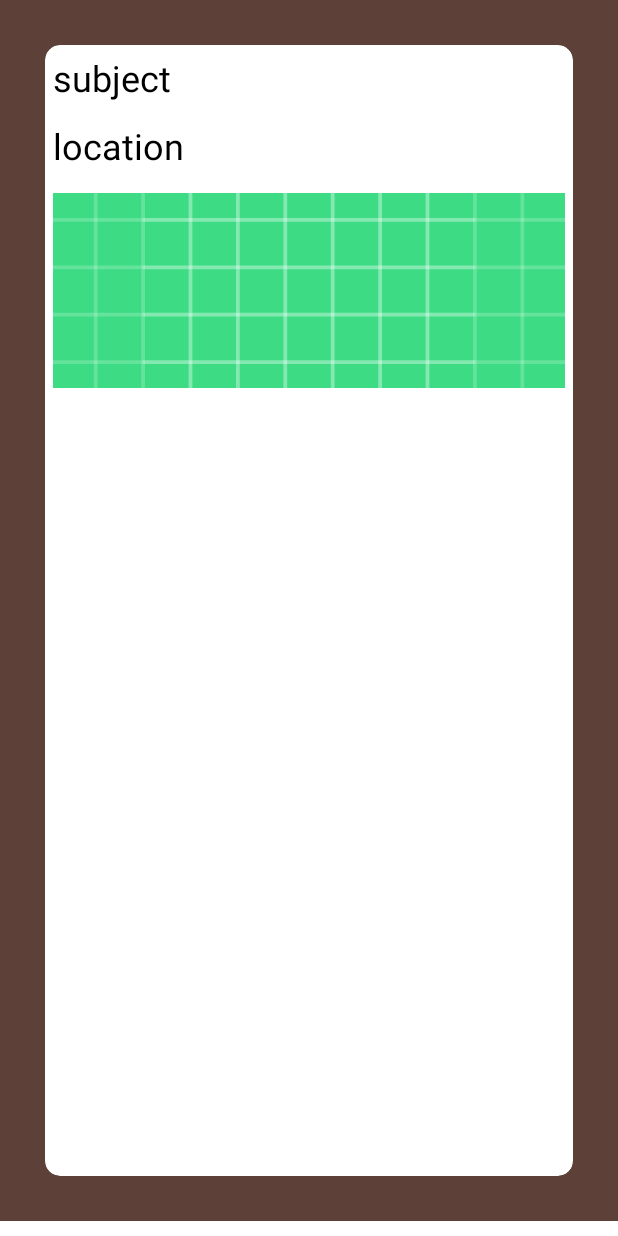
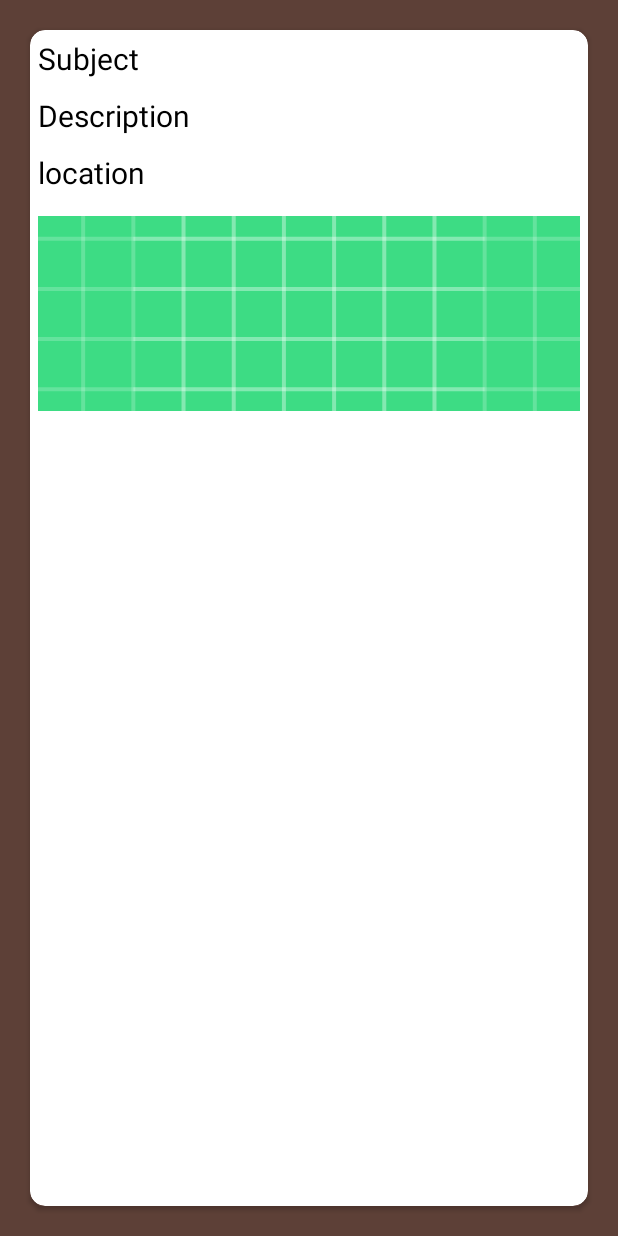
Before and after one commit to George-Okumu/IReporter-Android, an Android app: the layout red_flag_item.xml on its own in the app's theme, with its tools: preview values and no code run, on a phone screen of 412 x 824 dp. Run offline under Robolectric (Android 15) with nearby library versions, the phone set to English and light mode, and no system bars.

Commit message:
add changes in redflag

```diff
--- a/app/src/main/java/com/moringa/ireporter/adapters/RedFlagAdapter.java
+++ b/app/src/main/java/com/moringa/ireporter/adapters/RedFlagAdapter.java
@@ -51,6 +51,7 @@ public class RedFlagAdapter extends RecyclerView.Adapter<RedFlagAdapter.RedFlagV
     public  class RedFlagViewHolder extends RecyclerView.ViewHolder implements View.OnClickListener{
 
         @BindView(R.id.imageRed) ImageView mImageRed;
+        @BindView(R.id.descriptionRed)TextView mDescriptionRed;
         @BindView(R.id.subjectRed) TextView mSubjectRed;
         @BindView(R.id.locationRed) TextView mLocationRed;
 
@@ -64,7 +65,8 @@ public class RedFlagAdapter extends RecyclerView.Adapter<RedFlagAdapter.RedFlagV
         }
 
         public void bindRedFlag(RedFlag redFlag){
-            mSubjectRed.setText(redFlag.getDescription());
+            mSubjectRed.setText(redFlag.getTitle());
+            mDescriptionRed.setText(redFlag.getDescription());
             mLocationRed.setText(redFlag.getLocation());
             // Add image
             Picasso.get().load(redFlag.getImageUrl())
--- a/app/src/main/res/layout/activity_create_int.xml
+++ b/app/src/main/res/layout/activity_create_int.xml
@@ -63,6 +63,7 @@
             <com.google.android.material.textfield.TextInputEditText
                 android:layout_width="match_parent"
                 android:layout_height="wrap_content"
+                android:id="@+id/descriptionRed"
                 android:inputType="text"/>
         </com.google.android.material.textfield.TextInputLayout>
 
--- a/app/src/main/res/layout/red_flag_item.xml
+++ b/app/src/main/res/layout/red_flag_item.xml
@@ -3,10 +3,8 @@
     xmlns:app="http://schemas.android.com/apk/res-auto"
     android:layout_width="match_parent"
     android:layout_height="wrap_content"
-    android:layout_marginBottom="10dp"
     android:background="@color/dark_primary"
-    android:orientation="horizontal"
-    android:padding="10dp">
+    android:orientation="vertical">
 
     <androidx.cardview.widget.CardView
         android:layout_width="match_parent"
@@ -26,19 +24,24 @@
                 android:id="@+id/subjectRed"
                 android:layout_width="match_parent"
                 android:layout_height="wrap_content"
-                android:text="subject"
+                android:text="Subject"
                 android:padding="5dp"
                 android:textColor="@color/black"
-                android:textSize="24dp" >
+                android:textSize="20dp" >
 
             </com.google.android.material.textview.MaterialTextView>
 
-            <View
+            <com.google.android.material.textview.MaterialTextView
+                android:id="@+id/descriptionRed"
+                android:textColor="@color/black"
                 android:layout_width="match_parent"
-                android:layout_height="2dp"
-                android:background="#ffffff">
+                android:layout_height="wrap_content"
+                android:padding="5dp"
+                android:text="Description"
+                android:textSize="20dp" >
 
-            </View>
+            </com.google.android.material.textview.MaterialTextView>
+
 
             <com.google.android.material.textview.MaterialTextView
                 android:id="@+id/locationRed"
@@ -47,7 +50,7 @@
                 android:layout_height="wrap_content"
                 android:padding="5dp"
                 android:text="location"
-                android:textSize="24dp" >
+                android:textSize="20dp" >
 
             </com.google.android.material.textview.MaterialTextView>
 
```
Also changed, not shown: app/src/main/java/com/moringa/ireporter/ui/CreateRedActivity.java (+6 -2 lines), 1 other file.
